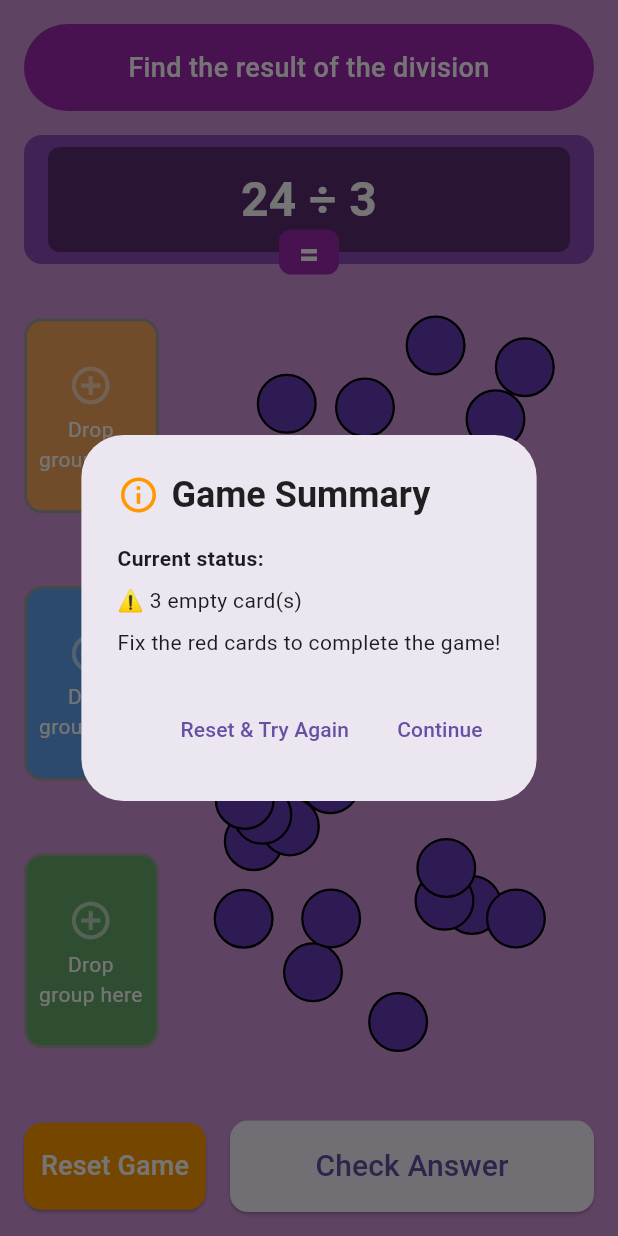
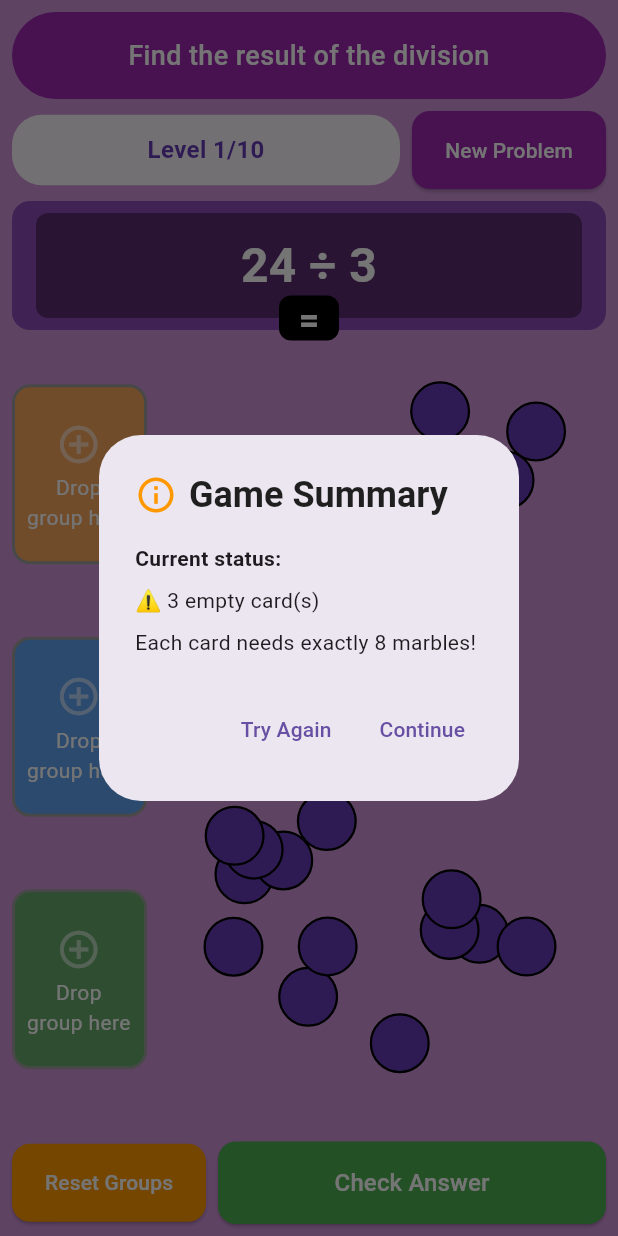
Before and after one commit to RulyOctareza/marble_game_flutter, a Flutter app: the screen it shows after launch, after a tap on "Check Answer", on a phone screen of 412 x 824 dp. Run offline on Flutter 3.47's test engine with Material 3 defaults, Android fonts, the phone set to English and light mode, and no system bars; our stand-ins replace get.

Commit message:
fixx error

```diff
--- a/lib/app/modules/home/home_controller.dart
+++ b/lib/app/modules/home/home_controller.dart
@@ -9,14 +9,98 @@ class HomeController extends GetxController {
   final GlobalKey playAreaKey = GlobalKey();
   final String title = "Marble Grouping Game";
 
-  final problem = MathProblemModel(dividend: 24, divisor: 3);
-
+  final Rx<MathProblemModel> problem = MathProblemModel(
+    dividend: 24,
+    divisor: 3,
+  ).obs;
   // Menggunakan .obs untuk setiap marble individual
   final marbles = <MarbleModel>[].obs;
   final targetCards = <TargetCardModel>[].obs;
 
   // Track if check answer has been pressed
   final hasCheckedAnswer = false.obs;
+
+  // ✅ Add current level tracking
+  final currentLevel = 1.obs;
+  final totalLevels = 10.obs;
+
+  @override
+  void onInit() {
+    super.onInit();
+    initializeTargetCards();
+    // Delay marble generation until after first frame to get accurate play area size
+    WidgetsBinding.instance.addPostFrameCallback((_) {
+      generateMarbles();
+    });
+  }
+
+  // ✅ New method to start a completely new game
+  void startNewGame() {
+    // Generate new random problem
+    problem.value = MathProblemModel.getRandomProblem();
+
+    // Reset state
+    hasCheckedAnswer.value = false;
+
+    // Clear all groups and assignments
+    final updates = <MarbleModel>[];
+    for (var marble in marbles) {
+      updates.add(
+        marble.copyWith(
+          groupId: null,
+          isGrouped: false,
+          isLocked: false,
+          color: Colors.deepPurple,
+        ),
+      );
+    }
+    _updateMarbles(updates);
+
+    // Reset target cards completely
+    for (var card in targetCards) {
+      card.clearGroup();
+      card.isCorrect.value = false;
+    }
+
+    // Generate marbles based on new problem
+    WidgetsBinding.instance.addPostFrameCallback((_) {
+      generateMarbles();
+    });
+  }
+
+  // ✅ Method to go to next level
+  void nextLevel() {
+    if (currentLevel.value < totalLevels.value) {
+      currentLevel.value++;
+      startNewGame(); // Generate new problem
+
+      Get.snackbar(
+        'Level ${currentLevel.value}',
+        'New challenge! Solve: ${problem.value.dividend} ÷ ${problem.value.divisor}',
+        backgroundColor: Colors.blue.withOpacity(0.8),
+        colorText: Colors.white,
+        duration: const Duration(seconds: 3),
+      );
+    } else {
+      // Game completed
+      Get.dialog(
+        AlertDialog(
+          title: const Text('🎉 Congratulations!'),
+          content: const Text('You have completed all levels!'),
+          actions: [
+            TextButton(
+              onPressed: () {
+                Get.back();
+                currentLevel.value = 1;
+                startNewGame();
+              },
+              child: const Text('Play Again'),
+            ),
+          ],
+        ),
+      );
+    }
+  }
 
   void _updateMarbles(List<MarbleModel> updates) {
     final List<MarbleModel> newList = List.from(marbles);
@@ -133,7 +217,8 @@ class HomeController extends GetxController {
     // Allow assignment regardless of correct count - let user make mistakes
     if (groupMarbles.isEmpty) return; // Must have at least some marbles
 
-    final correctCount = problem.dividend ~/ problem.divisor; // Should be 8
+    final correctCount =
+        problem.value.dividend ~/ problem.value.divisor; // Should be 8
     final isCorrect = groupMarbles.length == correctCount;
 
     // Update status kartu
@@ -329,9 +414,14 @@ class HomeController extends GetxController {
           crossAxisAlignment: CrossAxisAlignment.start,
           children: [
             if (allCorrect) ...[
-              const Text(
-                '🎉 Congratulations! All assignments are correct!',
-                style: TextStyle(fontSize: 16),
+              Text(
+                '🎉 Excellent! You solved ${problem.value.dividend} ÷ ${problem.value.divisor} = ${problem.value.dividend ~/ problem.value.divisor}',
+                style: const TextStyle(fontSize: 16),
+              ),
+              const SizedBox(height: 8),
+              Text(
+                'Level ${currentLevel.value} completed!',
+                style: const TextStyle(fontWeight: FontWeight.bold),
               ),
             ] else ...[
               const Text(
@@ -344,7 +434,9 @@ class HomeController extends GetxController {
               if (wrongCards > 0) Text('❌ $wrongCards wrong assignment(s)'),
               if (emptyCards > 0) Text('⚠️ $emptyCards empty card(s)'),
               const SizedBox(height: 8),
-              const Text('Fix the red cards to complete the game!'),
+              Text(
+                'Each card needs exactly ${problem.value.dividend ~/ problem.value.divisor} marbles!',
+              ),
             ],
           ],
         ),
@@ -355,12 +447,25 @@ class HomeController extends GetxController {
                 Get.back();
                 resetGame();
               },
-              child: const Text('Reset & Try Again'),
+              child: const Text('Try Again'),
+            ),
+          ],
+          if (allCorrect) ...[
+            TextButton(
+              onPressed: () {
+                Get.back();
+                nextLevel(); // ✅ Go to next level
+              },
+              child: Text(
+                currentLevel.value < totalLevels.value
+                    ? 'Next Level'
+                    : 'Finish Game',
+              ),
             ),
           ],
           TextButton(
             onPressed: () => Get.back(),
-            child: Text(allCorrect ? 'Great!' : 'Continue'),
+            child: Text(allCorrect ? 'Stay Here' : 'Continue'),
           ),
         ],
       ),
@@ -503,14 +608,9 @@ class HomeController extends GetxController {
     _updateMarbles(updates);
   }
 
-  @override
-  void onInit() {
-    super.onInit();
-    initializeTargetCards();
-    // Delay marble generation until after first frame to get accurate play area size
-    WidgetsBinding.instance.addPostFrameCallback((_) {
-      generateMarbles();
-    });
+  // ✅ Method to manually change problem (for testing)
+  void changeProblem() {
+    startNewGame();
   }
 
   void initializeTargetCards() {
@@ -547,7 +647,10 @@ class HomeController extends GetxController {
     final Random random = Random();
     List<MarbleModel> newMarbles = [];
 
-    for (int i = 0; i < problem.dividend; i++) {
+    // ✅ Generate marbles based on current problem dividend
+    final totalMarbles = problem.value.dividend;
+
+    for (int i = 0; i < totalMarbles; i++) {
       newMarbles.add(
         MarbleModel(
           id: i,
@@ -568,6 +671,9 @@ class HomeController extends GetxController {
   void resetGame() {
     // Reset check answer status
     hasCheckedAnswer.value = false;
+
+    // Reset level to 1
+    currentLevel.value = 1;
 
     // Clear all groups and assignments
     final updates = <MarbleModel>[];
@@ -594,12 +700,12 @@ class HomeController extends GetxController {
 
     targetCards.refresh();
 
-    Get.snackbar(
-      'Game Reset',
-      'Game has been reset. Try again!',
-      backgroundColor: Colors.blue.withValues(alpha: .8),
-      colorText: Colors.white,
-      duration: const Duration(seconds: 2),
-    );
+    // Get.snackbar(
+    //   'Game Reset',
+    //   'Try again! Solve: ${problem.value.dividend} ÷ ${problem.value.divisor}',
+    //   backgroundColor: Colors.blue.withValues(alpha: .8),
+    //   colorText: Colors.white,
+    //   duration: const Duration(seconds: 2),
+    // );
   }
 }
--- a/lib/app/modules/home/home_view.dart
+++ b/lib/app/modules/home/home_view.dart
@@ -12,13 +12,13 @@ class HomeView extends GetView<HomeController> {
 
       body: SafeArea(
         child: Padding(
-          padding: const EdgeInsets.all(16.0),
+          padding: const EdgeInsets.all(8.0),
           child: Column(
             children: [
               Container(
                 padding: const EdgeInsets.symmetric(
                   vertical: 16,
-                  horizontal: 24,
+                  horizontal: 16,
                 ),
                 width: double.infinity,
                 decoration: BoxDecoration(
@@ -36,7 +36,63 @@ class HomeView extends GetView<HomeController> {
                 ),
               ),
 
-              const SizedBox(height: 16),
+              const SizedBox(height: 8),
+
+              // ✅ Level indicator dan New Problem button
+              Row(
+                children: [
+                  // Level indicator
+                  Expanded(
+                    flex: 2,
+                    child: Container(
+                      padding: const EdgeInsets.symmetric(
+                        vertical: 12,
+                        horizontal: 16,
+                      ),
+                      decoration: BoxDecoration(
+                        color: Colors.white.withOpacity(0.9),
+                        borderRadius: BorderRadius.circular(20),
+                      ),
+                      child: Obx(
+                        () => Column(
+                          children: [
+                            Text(
+                              'Level ${controller.currentLevel.value}/${controller.totalLevels.value}',
+                              style: const TextStyle(
+                                fontSize: 16,
+                                fontWeight: FontWeight.bold,
+                                color: Colors.deepPurple,
+                              ),
+                            ),
+                          ],
+                        ),
+                      ),
+                    ),
+                  ),
+
+                  const SizedBox(width: 8),
+
+                  // New Problem button
+                  Expanded(
+                    child: ElevatedButton(
+                      onPressed: controller.changeProblem,
+                      style: ElevatedButton.styleFrom(
+                        padding: const EdgeInsets.symmetric(vertical: 16),
+                        backgroundColor: Colors.purple,
+                        shape: RoundedRectangleBorder(
+                          borderRadius: BorderRadius.circular(12),
+                        ),
+                      ),
+                      child: const Text(
+                        'New Problem',
+                        style: TextStyle(fontSize: 14, color: Colors.white),
+                      ),
+                    ),
+                  ),
+                ],
+              ),
+
+              const SizedBox(height: 8),
 
               Container(
                 padding: EdgeInsets.only(
@@ -64,17 +120,20 @@ class HomeView extends GetView<HomeController> {
                             color: const Color(0xFF5A2D6F),
                             borderRadius: BorderRadius.circular(8),
                           ),
-                          child: Text(
-                            '${controller.problem.dividend} ÷ ${controller.problem.divisor}',
-                            style: const TextStyle(
-                              fontSize: 32,
-                              fontWeight: FontWeight.bold,
-                              color: Colors.white,
+                          child: Obx(
+                            () => Text(
+                              '${controller.problem.value.dividend} ÷ ${controller.problem.value.divisor}',
+                              style: const TextStyle(
+                                fontSize: 32,
+                                fontWeight: FontWeight.bold,
+                                color: Colors.white,
+                              ),
+                              textAlign: TextAlign.center,
                             ),
-                            textAlign: TextAlign.center,
                           ),
                         ),
 
+                        // ✅ Equals sign positioned at center bottom
                         Positioned(
                           bottom: -15,
                           left: 0,
@@ -84,7 +143,7 @@ class HomeView extends GetView<HomeController> {
                               width: 40,
                               height: 30,
                               decoration: BoxDecoration(
-                                color: Colors.purple,
+                                color: Colors.black,
                                 borderRadius: BorderRadius.circular(8),
                               ),
                               child: const Center(
@@ -122,7 +181,7 @@ class HomeView extends GetView<HomeController> {
                               return AnimatedContainer(
                                 duration: const Duration(milliseconds: 300),
                                 width: 90,
-                                height: 130,
+                                height: 120, // Reduced from 130 to 120
                                 decoration: BoxDecoration(
                                   color: card.hasGroup
                                       ? (card.isCorrect.value
@@ -179,13 +238,7 @@ class HomeView extends GetView<HomeController> {
                                               style: TextStyle(
                                                 fontSize: 28,
                                                 fontWeight: FontWeight.bold,
-                                                color:
-                                                    controller
-                                                            .hasCheckedAnswer
-                                                            .value &&
-                                                        !card.isCorrect.value
-                                                    ? Colors.red
-                                                    : Colors.white,
+                                                color: Colors.white,
                                               ),
                                             ),
                                             const Text(
@@ -484,6 +537,7 @@ class HomeView extends GetView<HomeController> {
 
               Row(
                 children: [
+                  // Reset Game button
                   Expanded(
                     child: ElevatedButton(
                       onPressed: controller.resetGame,
@@ -495,27 +549,29 @@ class HomeView extends GetView<HomeController> {
                         ),
                       ),
                       child: const Text(
-                        'Reset Game',
-                        style: TextStyle(fontSize: 18, color: Colors.white),
+                        'Reset Groups',
+                        style: TextStyle(fontSize: 14, color: Colors.white),
                       ),
                     ),
                   ),
 
-                  const SizedBox(width: 16),
+                  const SizedBox(width: 8),
 
+                  // Check Answer button
                   Expanded(
                     flex: 2,
                     child: ElevatedButton(
                       onPressed: controller.checkAnswer,
                       style: ElevatedButton.styleFrom(
                         padding: const EdgeInsets.symmetric(vertical: 16),
+                        backgroundColor: Colors.green,
                         shape: RoundedRectangleBorder(
                           borderRadius: BorderRadius.circular(12),
                         ),
                       ),
                       child: const Text(
                         'Check Answer',
-                        style: TextStyle(fontSize: 20),
+                        style: TextStyle(fontSize: 16, color: Colors.white),
                       ),
                     ),
                   ),
```
Also changed, not shown: lib/app/data/models/math_problem_model.dart (+24 -0 lines).
